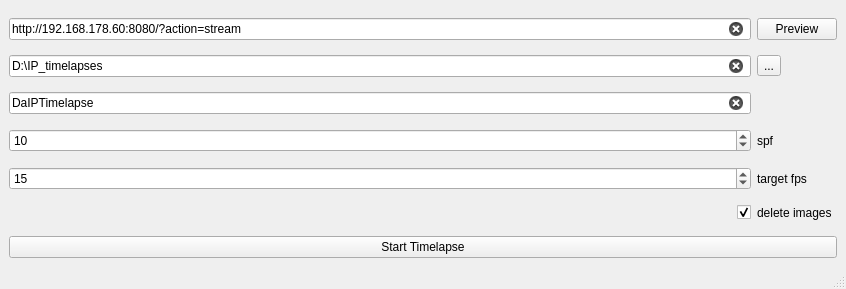
The window that ui/main.ui (CaptainDario/DaIPTimelapse) describes before a commit, drawn with Qt 5.
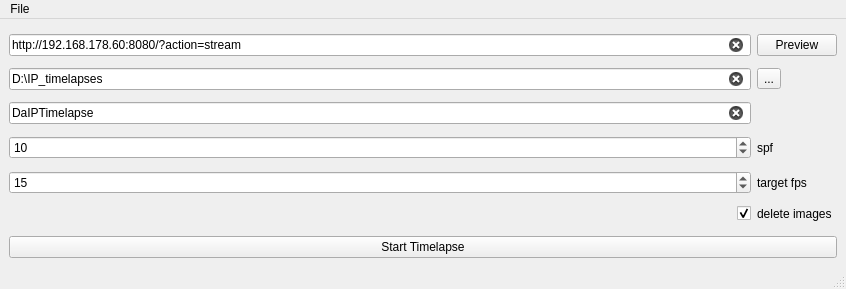
The same window after the commit.

Patch:
```diff
--- a/ui/main.ui
+++ b/ui/main.ui
@@ -186,6 +186,16 @@
      <height>26</height>
     </rect>
    </property>
+   <widget class="QMenu" name="menuFile">
+    <property name="title">
+     <string>File</string>
+    </property>
+    <addaction name="actiontest"/>
+    <addaction name="separator"/>
+    <addaction name="actionSave_current_UI"/>
+    <addaction name="actionReload_configs"/>
+   </widget>
+   <addaction name="menuFile"/>
   </widget>
   <widget class="QStatusBar" name="statusbar"/>
  </widget>
```
Left out of the diff: 15 changed lines with no effect on the pictures.
